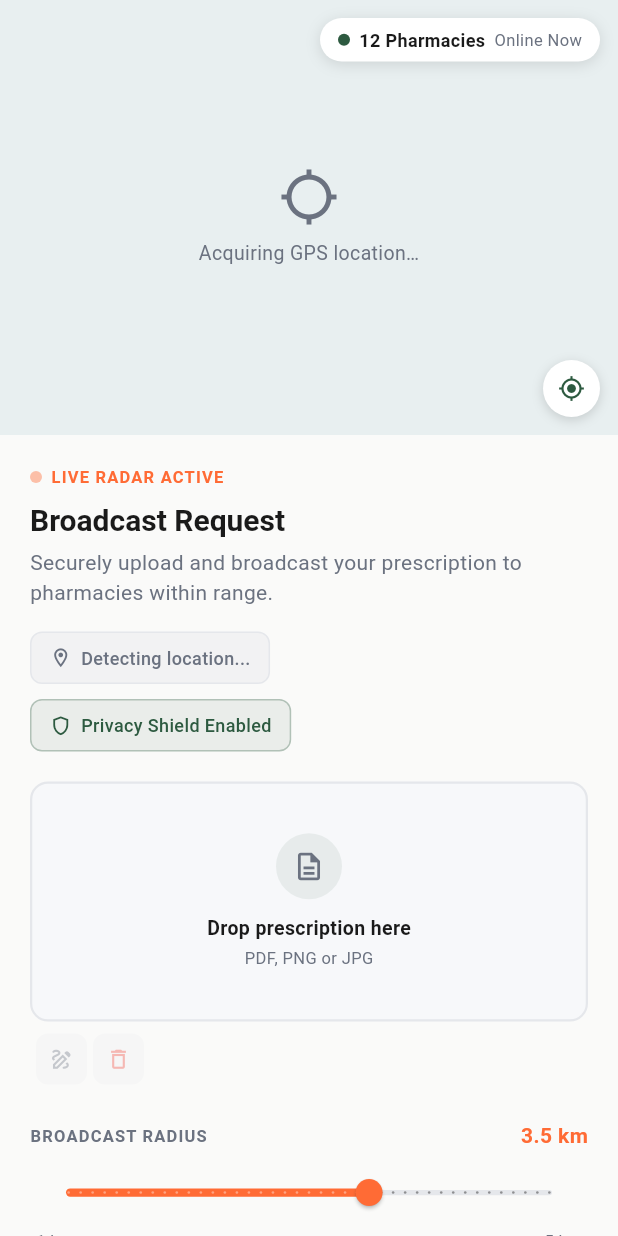
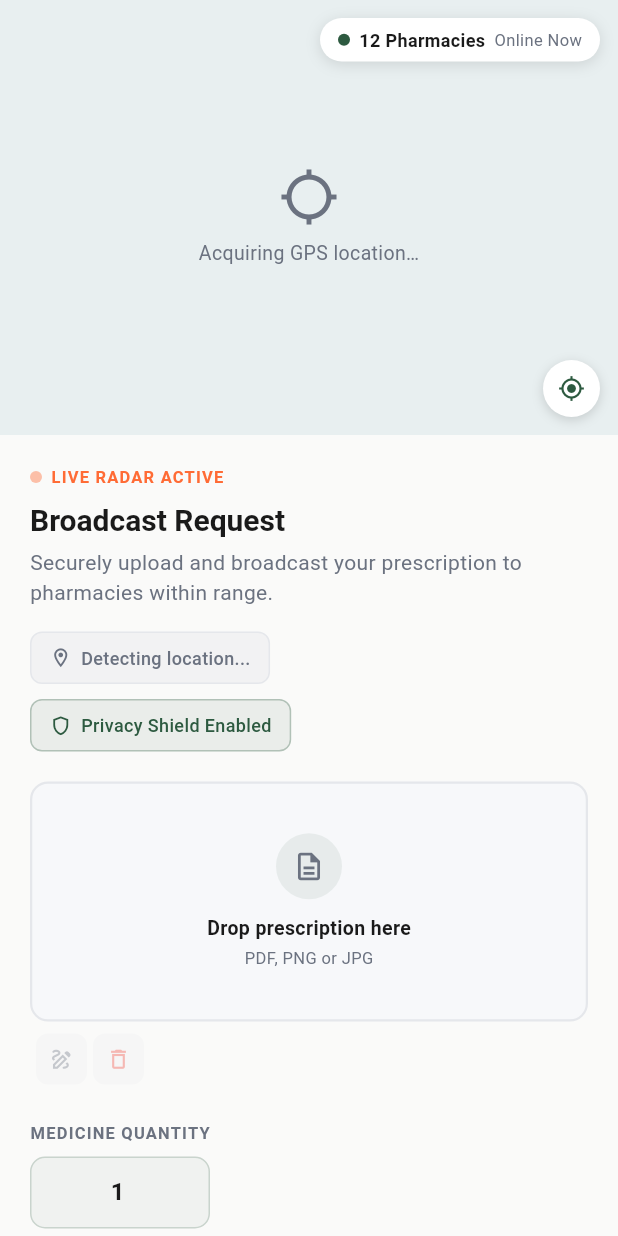
Before and after one commit to Shovaan83/ClashAThon-TeamSanjeevani-Sanjeevani, a Flutter app: the BroadcastRequestScreen widget shown alone on an empty page, opened directly, on a phone screen of 412 x 824 dp. Run offline on Flutter 3.47's test engine with Material 3 defaults, Android fonts, the phone set to English and light mode, and no system bars; our stand-ins replace flutter_dotenv, flutter_map, image_picker, latlong2, location, shared_preferences; accounts and stored records are empty; network calls fail.

Commit message:
feat: enhance broadcast request screen with quantity input and real-time notifications

```diff
--- a/mobile/lib/features/home/broadcast/broadcast_request_screen.dart
+++ b/mobile/lib/features/home/broadcast/broadcast_request_screen.dart
@@ -1,8 +1,13 @@
+import 'dart:io';
+
 import 'package:flutter/material.dart';
 import 'package:image_picker/image_picker.dart';
 import 'package:latlong2/latlong.dart';
 import 'package:location/location.dart';
+import 'package:provider/provider.dart';
 import 'package:sanjeevani/config/theme/app_theme.dart';
+import 'package:sanjeevani/core/providers/notification_provider.dart';
+import 'package:sanjeevani/features/home/broadcast/services/medicine_service.dart';
 import 'package:sanjeevani/features/home/broadcast/widgets/broadcast_map_widget.dart';
 import 'package:sanjeevani/features/home/broadcast/widgets/live_radar_badge.dart';
 import 'package:sanjeevani/features/home/broadcast/widgets/location_status_chip.dart';
@@ -32,8 +37,14 @@ class _BroadcastRequestScreenState extends State<BroadcastRequestScreen> {
 
   bool _isBroadcasting = false;
 
+  /// Quantity controller for medicine count.
+  final TextEditingController _quantityController =
+      TextEditingController(text: '1');
+
   /// Placeholder — real count would come from the API.
   static const int _pharmacyCount = 12;
+
+  final MedicineService _medicineService = MedicineService();
 
   // ── Lifecycle ─────────────────────────────────────────────────────────────
   @override
@@ -77,7 +88,7 @@ class _BroadcastRequestScreenState extends State<BroadcastRequestScreen> {
   }
 
   // ── Actions ───────────────────────────────────────────────────────────────
-  void _handleBroadcast() {
+  Future<void> _handleBroadcast() async {
     if (_prescription == null) {
       ScaffoldMessenger.of(context).showSnackBar(
         const SnackBar(content: Text('Please attach your prescription first.')),
@@ -91,20 +102,63 @@ class _BroadcastRequestScreenState extends State<BroadcastRequestScreen> {
       return;
     }
 
+    final quantity = int.tryParse(_quantityController.text) ?? 1;
+    if (quantity < 1) {
+      ScaffoldMessenger.of(context).showSnackBar(
+        const SnackBar(content: Text('Quantity must be at least 1.')),
+      );
+      return;
+    }
+
     setState(() => _isBroadcasting = true);
 
-    // TODO: Call ApiService to broadcast prescription
-    Future.delayed(const Duration(seconds: 2), () {
+    try {
+      final result = await _medicineService.createRequest(
+        patientLat: _userLocation!.latitude,
+        patientLng: _userLocation!.longitude,
+        radiusKm: _radius,
+        quantity: quantity,
+        imageFile: File(_prescription!.path),
+      );
+
+      final pharmaciesNotified = result['pharmacies_notified'] ?? 0;
+      final message = result['message'] as String? ?? 'Broadcast sent!';
+
+      if (mounted) {
+        // Refresh notification provider requests
+        context.read<NotificationProvider>().fetchRequests();
+
+        ScaffoldMessenger.of(context).showSnackBar(
+          SnackBar(
+            content: Text(
+              pharmaciesNotified > 0
+                  ? '$message ($pharmaciesNotified pharmacies notified)'
+                  : message,
+            ),
+            backgroundColor: AppColors.primary,
+          ),
+        );
+
+        // Reset form
+        setState(() {
+          _prescription = null;
+          _quantityController.text = '1';
+          _isBroadcasting = false;
+        });
+      }
+    } catch (e) {
       if (mounted) {
         setState(() => _isBroadcasting = false);
         ScaffoldMessenger.of(context).showSnackBar(
-          const SnackBar(
-            content: Text('Broadcast sent! Waiting for pharmacy responses.'),
-            backgroundColor: AppColors.primary,
+          SnackBar(
+            content: Text(
+              e.toString().replaceAll('Exception: ', ''),
+            ),
+            backgroundColor: AppColors.error,
           ),
         );
       }
-    });
+    }
   }
 
   // ── Build ─────────────────────────────────────────────────────────────────
@@ -197,6 +251,11 @@ class _BroadcastRequestScreenState extends State<BroadcastRequestScreen> {
                 ),
 
                 const SizedBox(height: 24),
+
+                // Quantity input
+                _QuantityField(controller: _quantityController),
+
+                const SizedBox(height: 20),
 
                 // Radius selector
                 RadiusSelectorWidget(
@@ -343,3 +402,63 @@ class _MapIconButton extends StatelessWidget {
     );
   }
 }
+
+class _QuantityField extends StatelessWidget {
+  final TextEditingController controller;
+
+  const _QuantityField({required this.controller});
+
+  @override
+  Widget build(BuildContext context) {
+    return Column(
+      crossAxisAlignment: CrossAxisAlignment.start,
+      children: [
+        const Text(
+          'MEDICINE QUANTITY',
+          style: TextStyle(
+            fontSize: 11,
+            fontWeight: FontWeight.w700,
+            letterSpacing: 0.8,
+            color: AppColors.textSecondary,
+          ),
+        ),
+        const SizedBox(height: 8),
+        SizedBox(
+          width: 120,
+          child: TextField(
+            controller: controller,
+            keyboardType: TextInputType.number,
+            textAlign: TextAlign.center,
+            decoration: InputDecoration(
+              filled: true,
+              fillColor: AppColors.primary.withValues(alpha: 0.05),
+              contentPadding:
+                  const EdgeInsets.symmetric(horizontal: 12, vertical: 10),
+              border: OutlineInputBorder(
+                borderRadius: BorderRadius.circular(10),
+                borderSide:
+                    BorderSide(color: AppColors.primary.withValues(alpha: 0.2)),
+              ),
+              enabledBorder: OutlineInputBorder(
+                borderRadius: BorderRadius.circular(10),
+                borderSide:
+                    BorderSide(color: AppColors.primary.withValues(alpha: 0.2)),
+              ),
+              focusedBorder: OutlineInputBorder(
+                borderRadius: BorderRadius.circular(10),
+                borderSide: const BorderSide(color: AppColors.primary),
+              ),
+              hintText: '1',
+              hintStyle: const TextStyle(color: AppColors.textSecondary),
+            ),
+            style: const TextStyle(
+              fontSize: 16,
+              fontWeight: FontWeight.w600,
+              color: AppColors.textPrimary,
+            ),
+          ),
+        ),
+      ],
+    );
+  }
+}
```
Also changed, not shown: mobile/lib/core/providers/notification_provider.dart (added, +285 -0 lines), mobile/lib/features/home/broadcast/services/medicine_service.dart (+7 -11 lines), mobile/lib/main.dart (+8 -1 lines).
